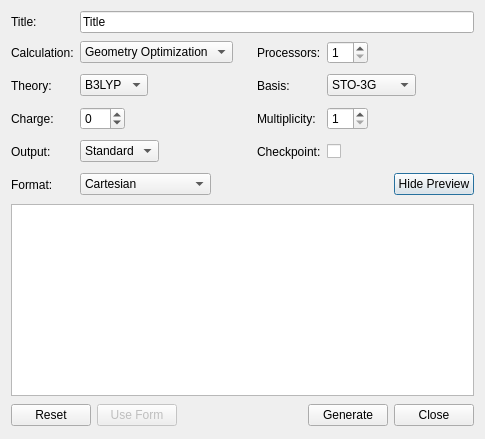
Qt form libavogadro/src/extensions/gaussianinputdialog.ui (cryos/avogadro) before a commit.
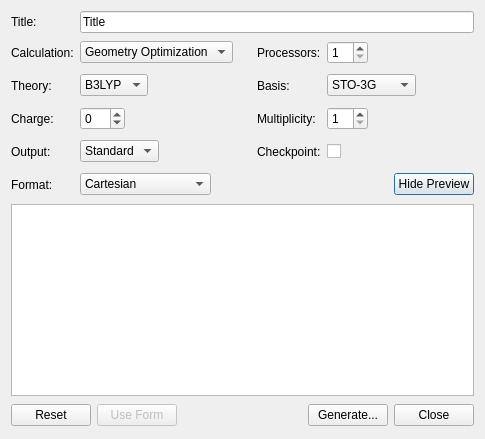
The same form after that commit.

Commit message: UI consistency -- use "..." for showing a new dialog box.

What changed in the file:
```diff
--- a/libavogadro/src/extensions/gaussianinputdialog.ui
+++ b/libavogadro/src/extensions/gaussianinputdialog.ui
@@ -5,8 +5,8 @@
    <rect>
     <x>0</x>
     <y>0</y>
-    <width>536</width>
-    <height>450</height>
+    <width>628</width>
+    <height>514</height>
    </rect>
   </property>
   <property name="sizePolicy" >
@@ -525,7 +525,7 @@
      <item>
       <widget class="QPushButton" name="generateButton" >
        <property name="text" >
-        <string>Generate</string>
+        <string>Generate...</string>
        </property>
       </widget>
      </item>
```
The commit also changes 1 other file.
